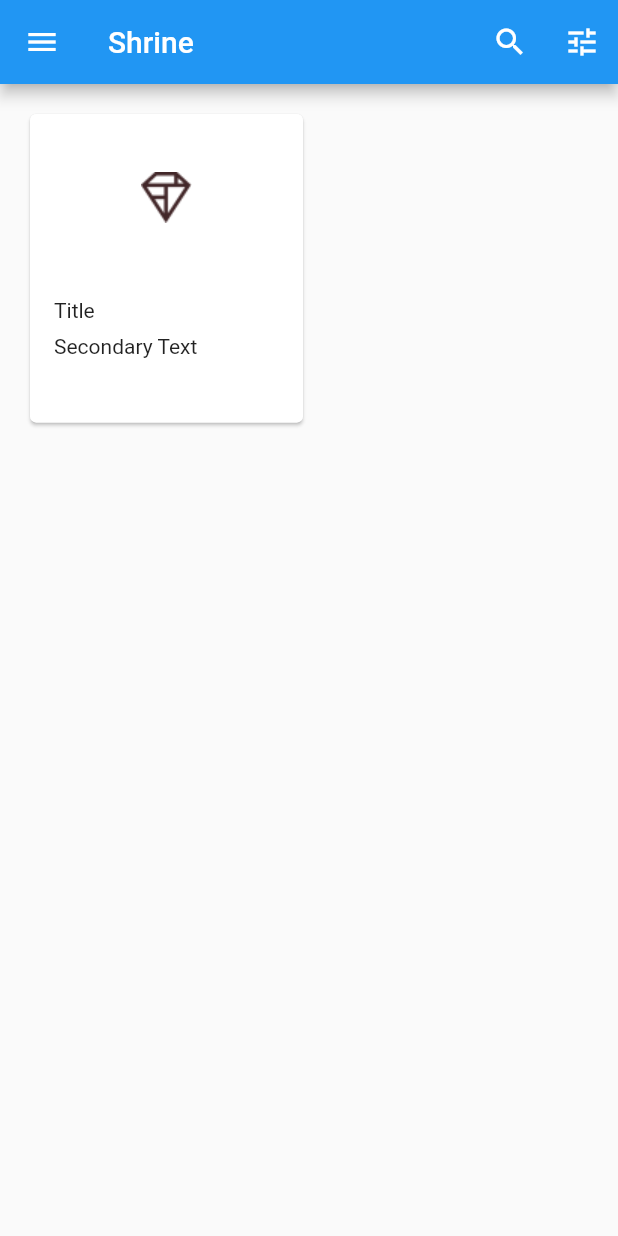
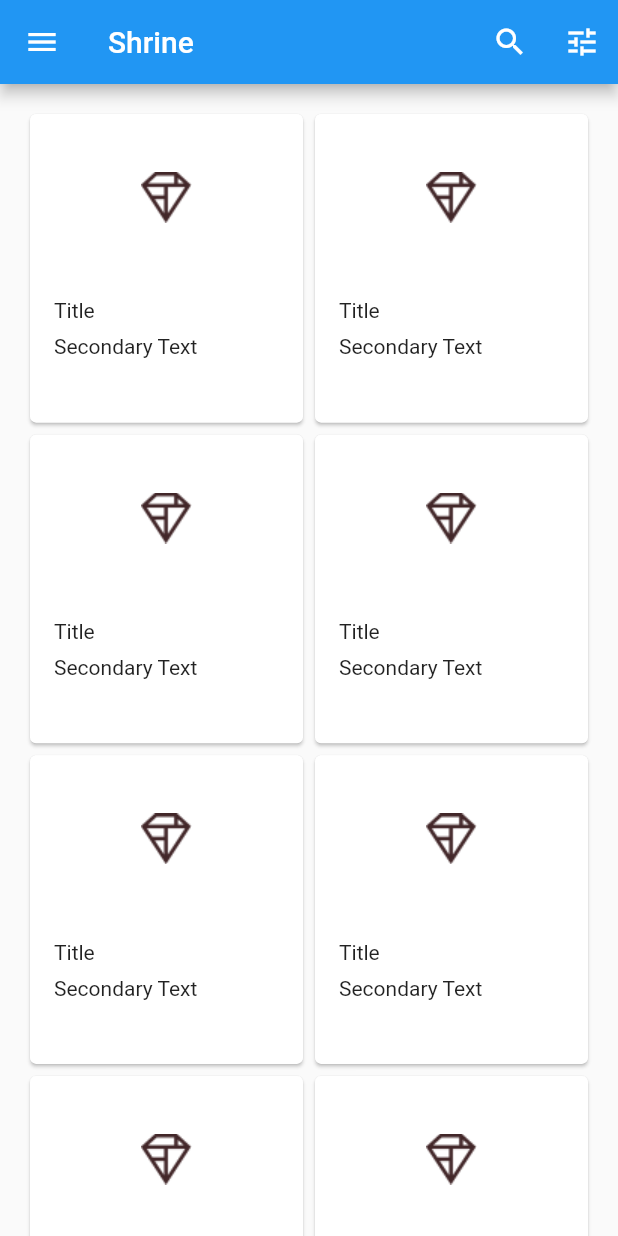
Before and after one commit to duliodenis/codelabs-flutter-mdc-101, a Flutter app: the HomePage screen opened directly, on a phone screen of 412 x 824 dp. Run offline on Flutter 3.47's test engine with Material 2 defaults, Android fonts, the phone set to English and light mode, and no system bars.

Commit message:
Create a private function to generate a card list

```diff
--- a/mdc_100_series/lib/home.dart
+++ b/mdc_100_series/lib/home.dart
@@ -52,8 +52,16 @@ class HomePage extends StatelessWidget {
         crossAxisCount: 2,
         padding: EdgeInsets.all(16.0),
         childAspectRatio: 8.0 / 9.0,
-        children: <Widget>[
-          Card(
+        children: _buildGridCards(16)
+      ),
+    );
+  }
+
+  // Generate as many empty cards as we want, and returns a list of Cards
+  List<Card> _buildGridCards(int count) {
+    List<Card> cards = List.generate(
+      count,
+      (int index) => Card(
             child: Column(
               crossAxisAlignment: CrossAxisAlignment.start,
               children: <Widget>[
@@ -61,7 +69,7 @@ class HomePage extends StatelessWidget {
                   aspectRatio: 18.0 / 11.0,
                   child: Image.asset('assets/diamond.png'),
                 ),
-                new Padding(
+                Padding(
                   padding: EdgeInsets.fromLTRB(16.0, 12.0, 16.0, 8.0),
                   child: Column(
                     crossAxisAlignment: CrossAxisAlignment.start,
@@ -74,9 +82,9 @@ class HomePage extends StatelessWidget {
                 ),
               ],
             ),
-          )
-        ],
-      ),
+          ),
     );
+
+    return cards;
   }
 }
```
